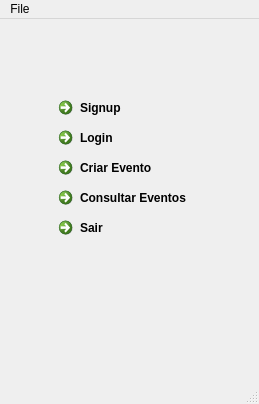
vieirin/TP1-2019-1, file forms/ticketsystem.ui: the form before one commit.
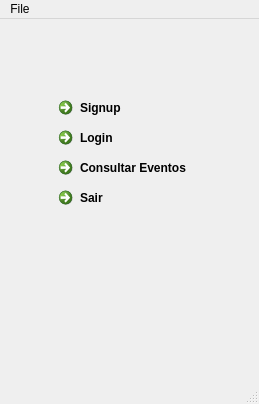
The form after the commit.

Commit message: delete create event from main menu

Patch:
```diff
--- a/forms/ticketsystem.ui
+++ b/forms/ticketsystem.ui
@@ -38,7 +38,7 @@
         <property name="geometry">
          <rect>
           <x>40</x>
-          <y>150</y>
+          <y>120</y>
           <width>168</width>
           <height>37</height>
          </rect>
@@ -51,7 +51,7 @@
         <property name="geometry">
          <rect>
           <x>40</x>
-          <y>180</y>
+          <y>150</y>
           <width>168</width>
           <height>37</height>
          </rect>
@@ -86,19 +86,6 @@
          <string/>
         </property>
        </widget>
-       <widget class="QCommandLinkButton" name="login_2">
-        <property name="geometry">
-         <rect>
-          <x>40</x>
-          <y>120</y>
-          <width>168</width>
-          <height>37</height>
-         </rect>
-        </property>
-        <property name="text">
-         <string>Criar Evento</string>
-        </property>
-       </widget>
       </widget>
      </widget>
     </item>
```
Left out of the diff: 2 changed lines with no effect on the pictures.
